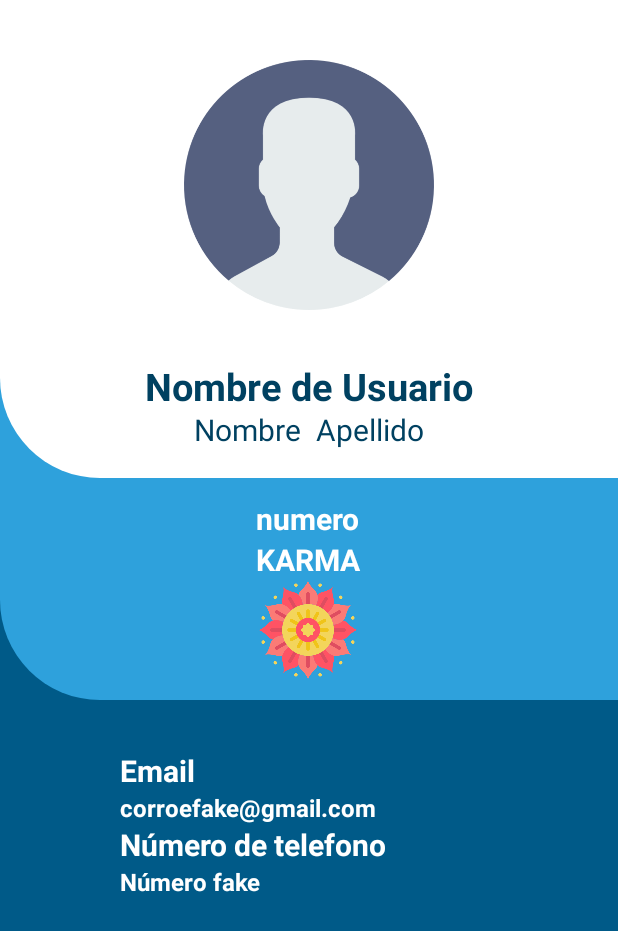
After one commit to Mancipox/Tambo, an Android app: the MyProfileActivity screen opened directly, with no data from a screen before it, on a phone screen of 412 x 824 dp. The commit adds this screen. Shown: the top 931 px of the screen. Run offline under Robolectric (Android 15) with nearby library versions, the light colour scheme and no system bars; 9 statements that could not run were skipped.

Commit message:
Added a Profile activity where the user can see all of its basic information

```diff
--- /dev/null
+++ b/app/src/main/java/com/tambo/Controller/MyProfileActivity.java
@@ -0,0 +1,43 @@
+package com.tambo.Controller;
+
+import android.support.v7.app.AppCompatActivity;
+import android.os.Bundle;
+import android.widget.TextView;
+import android.widget.Toast;
+
+import com.tambo.Model.User;
+import com.tambo.R;
+
+public class MyProfileActivity extends AppCompatActivity {
+    private TextView textView;
+
+    @Override
+    protected void onCreate(Bundle savedInstanceState) {
+        super.onCreate(savedInstanceState);
+        setContentView(R.layout.activity_my_profile);
+        final Bundle extras = getIntent().getExtras();
+        final User usermain = (User)extras.get("user");
+        final String sendtoken = (String) extras.get("token");
+
+        textView= findViewById(R.id.profile_username);
+        textView.setText(usermain.getUserName());
+        textView= findViewById(R.id.profile_name);
+        textView.setText(usermain.getFirstName());
+        textView= findViewById(R.id.profile_last_name);
+        textView.setText(usermain.getLastName());
+        TextView textViewKarma= findViewById(R.id.karma_number);
+        textViewKarma.setText(String.valueOf(usermain.getKarma()));
+        Toast.makeText(MyProfileActivity.this, "Mi perfil "+usermain.getKarma(), Toast.LENGTH_SHORT).show();
+        textView= findViewById(R.id.profile_email);
+        textView.setText(usermain.getEmail());
+        textView= findViewById(R.id.profile_number);
+        textView.setText(usermain.getPhone());
+        /*
+        textView.setText(usermain.getKarma());
+
+
+        */
+
+
+    }
+}
--- a/app/src/main/java/com/tambo/Controller/YekabeActivity.java
+++ b/app/src/main/java/com/tambo/Controller/YekabeActivity.java
@@ -99,7 +99,13 @@ public class YekabeActivity extends AppCompatActivity implements DataCommunicati
                 int id = menuItem.getItemId();
                 switch(id){
                     case R.id.account:
-                        Toast.makeText(YekabeActivity.this, "Mi perfil", Toast.LENGTH_SHORT).show(); break;
+                        Toast.makeText(YekabeActivity.this, "Mi perfil", Toast.LENGTH_SHORT).show();
+                        Intent intent2 = new Intent(YekabeActivity.this,MyProfileActivity.class);
+                        intent2.putExtra("user", usermain);
+                        intent2.putExtra("token",(String)extras.get("token"));
+
+                        startActivity(intent2);
+                        break;
                     case R.id.events:
                         DialogFragment calendarFragment = CalendarFragment.newInstance();
                         calendarFragment.show(getSupportFragmentManager(), "calendar_fragment");
--- /dev/null
+++ b/app/src/main/res/drawable/profile_first_layer.xml
@@ -0,0 +1,7 @@
+<?xml version="1.0" encoding="utf-8"?>
+<shape xmlns:android="http://schemas.android.com/apk/res/android">
+<solid android:color="@color/colorWhite"/>
+<corners android:bottomLeftRadius="100px"/>
+    <padding android:top="0dp" android:right="0dp" android:left="0dp" android:bottom="0dp"/>
+
+</shape>
--- /dev/null
+++ b/app/src/main/res/drawable/profile_second_layer.xml
@@ -0,0 +1,7 @@
+<?xml version="1.0" encoding="utf-8"?>
+<shape xmlns:android="http://schemas.android.com/apk/res/android">
+    <solid android:color="@color/colorPrimary_01"/>
+    <corners android:bottomLeftRadius="100px"/>
+    <padding android:top="0dp" android:right="0dp" android:left="0dp" android:bottom="0dp"/>
+
+</shape>
--- a/app/src/main/res/layout/activity_login.xml
+++ b/app/src/main/res/layout/activity_login.xml
@@ -109,6 +109,6 @@
         app:layout_constraintHorizontal_bias="0.497"
         app:layout_constraintStart_toStartOf="parent"
         app:layout_constraintTop_toTopOf="parent"
-        app:srcCompat="@drawable/logo2_white_complete" />
+        app:srcCompat="@drawable/logo2" />
 
 </android.support.constraint.ConstraintLayout>
--- /dev/null
+++ b/app/src/main/res/layout/activity_my_profile.xml
@@ -0,0 +1,160 @@
+<?xml version="1.0" encoding="utf-8"?>
+<android.support.constraint.ConstraintLayout xmlns:android="http://schemas.android.com/apk/res/android"
+    xmlns:app="http://schemas.android.com/apk/res-auto"
+    xmlns:tools="http://schemas.android.com/tools"
+    android:layout_width="match_parent"
+    android:layout_height="match_parent"
+    tools:context=".Controller.MyProfileActivity">
+<LinearLayout
+    android:orientation="vertical"
+    android:layout_width="match_parent"
+    android:layout_height="match_parent"
+    android:background="@color/colorPrimary_11">
+    <LinearLayout
+        android:orientation="vertical"
+        android:layout_width="match_parent"
+        android:layout_height="wrap_content"
+        android:background="@color/colorPrimary_01"
+        >
+        <LinearLayout
+            android:orientation="vertical"
+            android:layout_width="match_parent"
+            android:layout_height="wrap_content"
+            android:gravity="center"
+            android:background="@drawable/profile_first_layer">
+            <ImageView
+                android:layout_marginTop="60px"
+                android:layout_marginBottom="50px"
+
+                android:layout_width="250px"
+                android:layout_height="250px"
+                android:src="@drawable/user_mal"/>
+            <TextView
+                android:id="@+id/profile_username"
+                android:layout_width="wrap_content"
+                android:layout_height="wrap_content"
+                android:textSize="25sp"
+                android:textStyle="bold"
+                android:text="Nombre de Usuario"
+                android:textColor="@color/colorPrimaryDark"/>
+            <LinearLayout
+                android:layout_width="match_parent"
+                android:layout_height="wrap_content"
+                android:orientation="horizontal"
+                android:gravity="center">
+                <TextView
+                    android:id="@+id/profile_name"
+                    android:layout_width="wrap_content"
+                    android:layout_height="wrap_content"
+                    android:textSize="20sp"
+                    android:textStyle="normal"
+                    android:text="Nombre"
+                    android:layout_marginTop="5px"
+                    android:layout_marginBottom="20px"
+                    android:textColor="@color/colorPrimaryDark"/>
+                <TextView
+                    android:layout_marginLeft="5dp"
+                    android:id="@+id/profile_last_name"
+                    android:layout_width="wrap_content"
+                    android:layout_height="wrap_content"
+                    android:textSize="20sp"
+                    android:textStyle="normal"
+                    android:text=" Apellido"
+                    android:layout_marginTop="5px"
+                    android:layout_marginBottom="20px"
+                    android:textColor="@color/colorPrimaryDark"/>
+
+            </LinearLayout>
+
+
+
+
+
+        </LinearLayout>
+    </LinearLayout>
+
+    <LinearLayout
+            android:layout_width="match_parent"
+            android:layout_height="wrap_content"
+            android:orientation="horizontal"
+            android:gravity="center"
+            android:paddingBottom="20px"
+            android:paddingTop="20px"
+            android:paddingLeft="0px"
+            android:background="@drawable/profile_second_layer">
+            <LinearLayout
+                android:layout_width="wrap_content"
+                android:layout_height="wrap_content" android:orientation="vertical"
+                android:gravity="center">
+
+                <TextView
+                    android:id="@+id/karma_number"
+                    android:layout_width="wrap_content"
+                    android:layout_height="wrap_content"
+                    android:text="numero"
+                    android:textColor="@color/colorWhite"
+                    android:textSize="20sp"
+                    android:textStyle="bold" />
+
+                <TextView
+                    android:layout_width="wrap_content"
+                    android:layout_height="wrap_content"
+                    android:text="KARMA"
+                    android:textSize="20sp"
+                    android:textStyle="bold"
+                    android:textColor="@color/colorWhite"/>
+                <ImageView
+                    android:layout_width="100px"
+                    android:layout_height="100px"
+                    android:src="@drawable/chakra"/>
+
+
+            </LinearLayout>
+
+        </LinearLayout>
+<LinearLayout
+    android:paddingTop="50px"
+    android:layout_marginLeft="120px"
+    android:layout_width="match_parent"
+    android:layout_height="wrap_content">
+    <LinearLayout
+        android:orientation="vertical"
+        android:layout_width="wrap_content"
+        android:layout_height="wrap_content">
+        <TextView
+            android:layout_width="wrap_content"
+            android:layout_height="wrap_content"
+            android:textSize="20sp"
+            android:textStyle="bold"
+            android:text="Email"
+            android:textColor="@color/colorWhite"/>
+
+        <TextView
+            android:id="@+id/profile_email"
+            android:layout_width="wrap_content"
+            android:layout_height="wrap_content"
+            android:text="corroefake@gmail.com"
+            android:textColor="@color/colorWhite"
+            android:textSize="16sp"
+            android:textStyle="bold" />
+        <TextView
+            android:layout_width="wrap_content"
+            android:layout_height="wrap_content"
+            android:textSize="20sp"
+            android:textStyle="bold"
+            android:text="Número de telefono"
+            android:textColor="@color/colorWhite"/>
+        <TextView
+            android:id="@+id/profile_number"
+            android:layout_width="wrap_content"
+            android:layout_height="wrap_content"
+            android:textSize="16sp"
+            android:textStyle="bold"
+            android:text="Número fake"
+            android:textColor="@color/colorWhite"/>
+
+    </LinearLayout>
+
+</LinearLayout>
+</LinearLayout>
+</android.support.constraint.ConstraintLayout>
--- a/app/src/main/res/layout/nav_header.xml
+++ b/app/src/main/res/layout/nav_header.xml
@@ -26,6 +26,7 @@
         android:layout_marginTop="16dp"
         android:layout_marginEnd="56dp"
         android:fontFamily="sans-serif-black"
+        android:textColor="@color/colorWhite"
         android:text="@string/username"
         android:textSize="18sp"
         app:autoSizeTextType="uniform"
```
Also changed, not shown: app/src/main/AndroidManifest.xml (+24 -13 lines), app/src/main/res/drawable/chakra.png (added).
